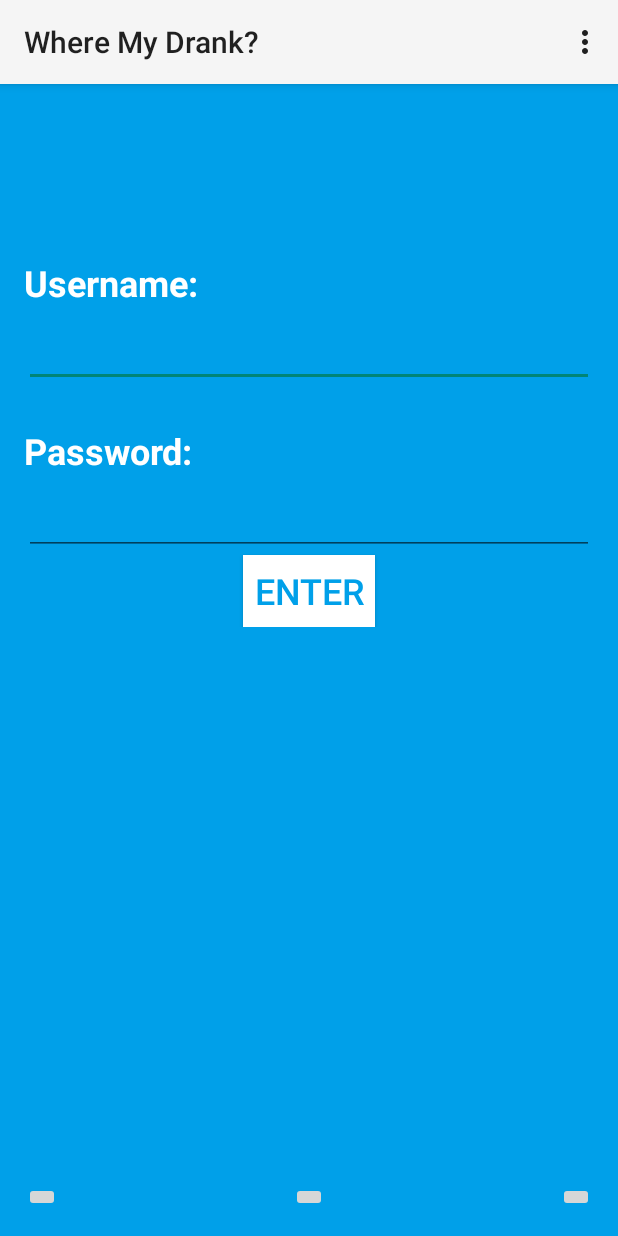
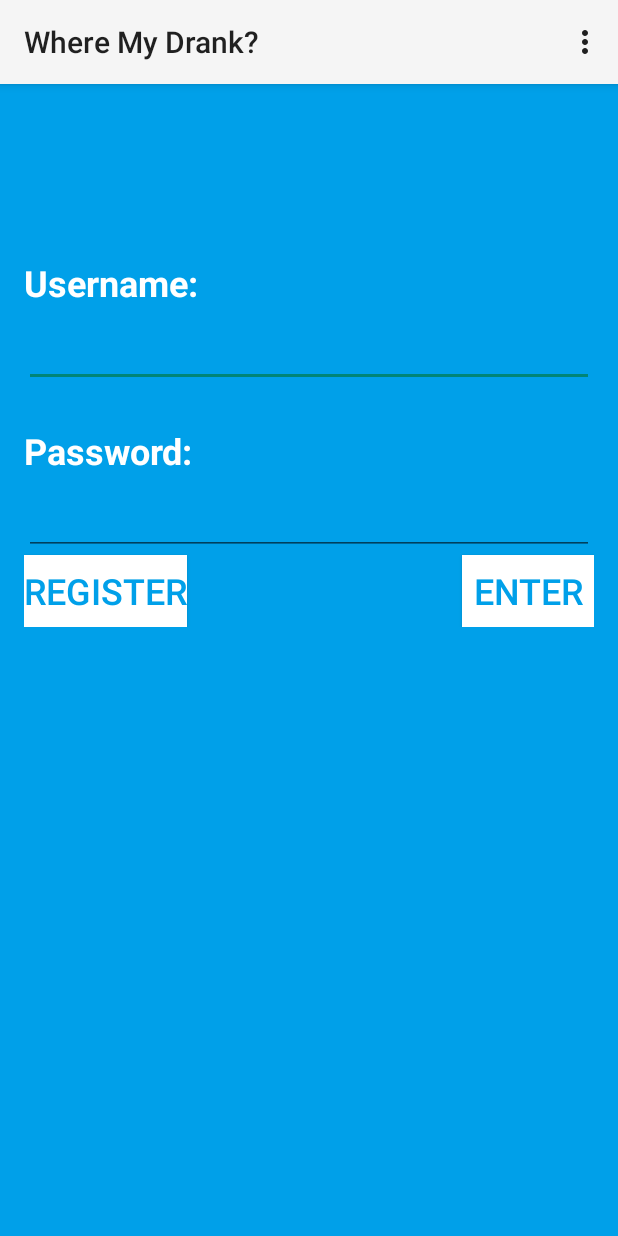
Before and after one commit to SeventhLogic/Bar_Locator, an Android app: the screen it shows after launch (MainActivity), on a phone screen of 412 x 824 dp. Run offline under Robolectric (Android 15) with nearby library versions, the phone set to English and light mode, and no system bars.

Commit message:
IGNORE, DEBUG WILL NOT UPDATE. UPDATING GIT-HUB TO TRY AND RESOLVE THIS ISSUE TO ATTEMPT TO DEBUG.

```diff
--- a/app/src/main/AndroidManifest.xml
+++ b/app/src/main/AndroidManifest.xml
@@ -47,7 +47,11 @@
         Activates other than main
         -->
         <activity
-            android:name=".Manual_Search"
+        android:name=".Manual_Search"
+        android:label="Bar_Locator"
+        />
+        <activity
+            android:name=".Register"
             android:label="Bar_Locator"
             />
 
--- a/app/src/main/res/layout/activity_main.xml
+++ b/app/src/main/res/layout/activity_main.xml
@@ -75,53 +75,30 @@
             android:layout_height="wrap_content"
             android:text="ENTER"
             android:layout_below="@+id/passWordTxtBox"
-            android:layout_centerHorizontal="true"
+            android:layout_alignRight="@id/passWordTxtBox"
             android:textColor="#00A0E9"
             android:textSize="24dp"
             android:background="#FFFFFF"
 
             android:onClick="goToHomePage"            />
-    </RelativeLayout>
 
-    <!-- This Layout is for social media log in-->
-    <RelativeLayout
-        android:layout_width="fill_parent"
-        android:layout_height="wrap_content"
-        android:id="@+id/loginSocialMediaLayout"
-        android:layout_alignParentBottom="true"        >
-
-        <ImageButton
-
-            android:id="@+id/facebookBtn"
-
+        <Button
             android:layout_width="wrap_content"
             android:layout_height="wrap_content"
-            android:layout_alignParentLeft="true"            />
+            android:text="Register"
+            android:layout_below="@+id/passWordTxtBox"
+            android:layout_alignLeft="@id/passWordTxtBox"
+            android:textColor="#00A0E9"
+            android:textSize="24dp"
+            android:background="#FFFFFF"
 
-        <ImageButton
-
-            android:id="@+id/twitterBtn"
-
-            android:layout_width="wrap_content"
-            android:layout_height="wrap_content"
-            android:layout_centerHorizontal="true"            />
-
-        <ImageButton
-
-            android:id="@+id/gmailBtn"
-
-            android:layout_width="wrap_content"
-            android:layout_height="wrap_content"
-            android:layout_alignParentRight="true"            />
-
-
-
-
-
+            android:onClick="registerMethod"/>
     </RelativeLayout>
 
 
 
 
 
+
+
 </RelativeLayout>
--- a/app/src/main/res/values/strings.xml
+++ b/app/src/main/res/values/strings.xml
@@ -4,11 +4,15 @@
     <string name="Username">Username:</string>
     <string name="Password">Password:</string>
 
+    <string name="checkID">Insert username again:</string>
+    <string name="checkPass">Insert password again:</string>
 
     <string name="Address">Address:</string>
     <string name="City">City:</string>
     <string name="State">State:</string>
     <string name="action_settings">Settings</string>
+    <string name="registerName">Username:</string>
+    <string name="registerInfo">Please insert a Username (Email address) and a password. The password should contain at least 8 characters with a capital letter, number and a special character.</string>
 
 <!-- TODO: Remove or change this placeholder text -->
     <string name="hello_blank_fragment">Hello blank fragment</string>
```
Also changed, not shown: app/src/main/java/com/example/jen/bar_locator/MainActivity.java (+12 -11 lines), app/src/main/java/com/example/jen/bar_locator/Register.java (added, +23 -0 lines), app/src/main/res/layout/register_page.xml (added, +140 -0 lines).
